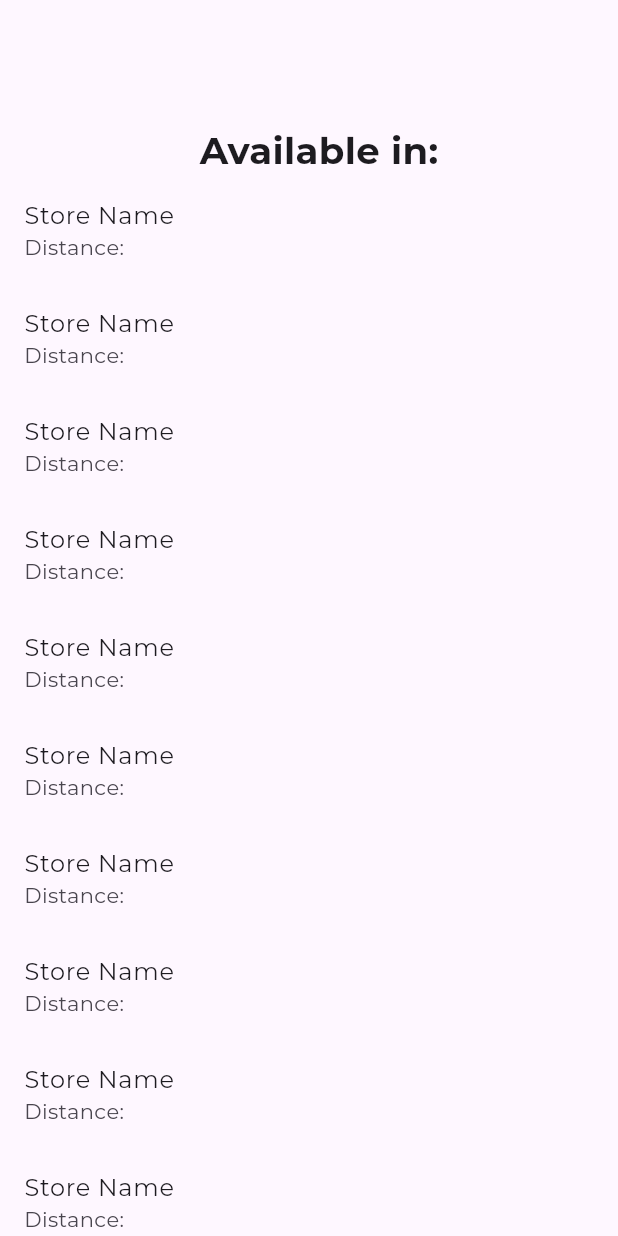
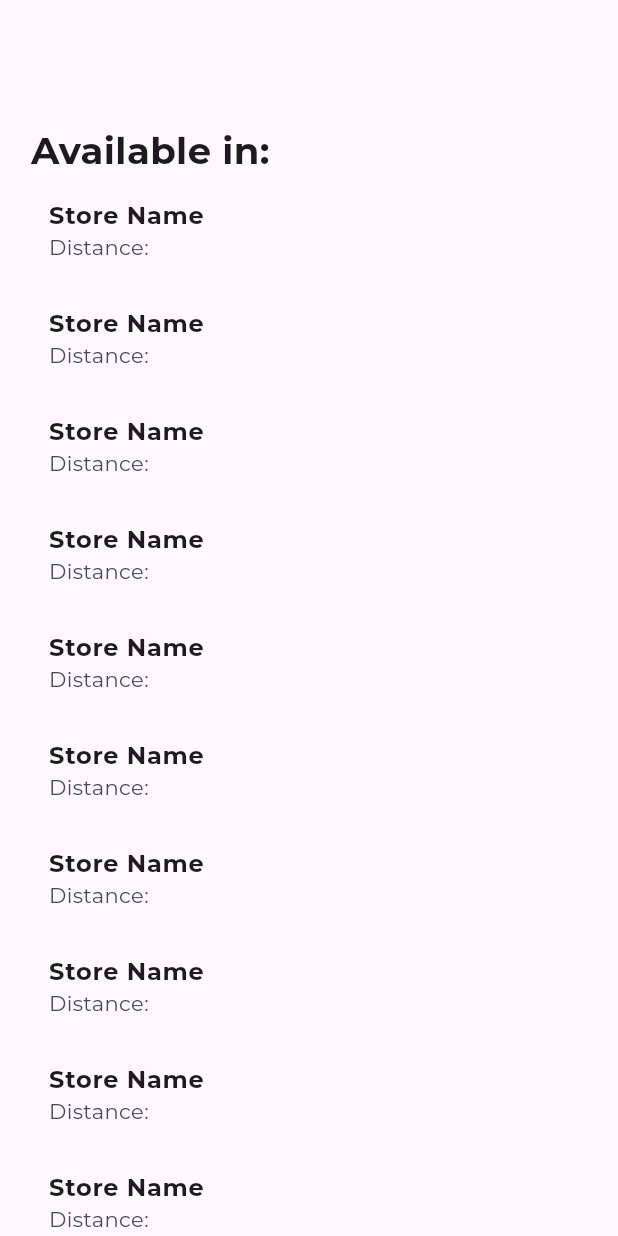
Before and after one commit to Nandagopalvs25/Pharmalink, a Flutter app: the StoreNearView screen opened directly with empty values, on a phone screen of 412 x 824 dp. Run offline on Flutter 3.47's test engine with Material 3 defaults, Android fonts, the phone set to English and light mode, and no system bars; our stand-ins replace get, google_fonts, shared_preferences; accounts and stored records are empty; project files that could hold a hidden picture were left out.

Commit message:
fixed padding storeview

```diff
--- a/lib/user/views/storesnearview.dart
+++ b/lib/user/views/storesnearview.dart
@@ -3,6 +3,7 @@ import 'dart:convert';
 import 'package:flutter/cupertino.dart';
 import 'package:flutter/material.dart';
 import 'package:get/get.dart';
+import 'package:get/get_connect/http/src/utils/utils.dart';
 import 'package:http/http.dart' as http;
 
 class StoreNearView extends StatelessWidget {
@@ -32,6 +33,8 @@ class StoreNearView extends StatelessWidget {
 
     return Scaffold(
       body: Column(
+        mainAxisAlignment: MainAxisAlignment.start,
+        crossAxisAlignment: CrossAxisAlignment.start,
         children: [
           SizedBox(
             height: _screenheight * 0.1,
@@ -46,10 +49,16 @@ class StoreNearView extends StatelessWidget {
           ),
           Expanded(
             child: ListView.builder(
+                padding: EdgeInsets.only(left: _screenheight * 0.02),
                 itemCount: 20,
                 itemBuilder: ((context, index) {
                   return ListTile(
-                    title: Text("Store Name"),
+                    title: Text(
+                      "Store Name",
+                      style: TextStyle(
+                        fontWeight: FontWeight.bold,
+                      ),
+                    ),
                     subtitle: Text("Distance: "),
                   );
                 })),
```
